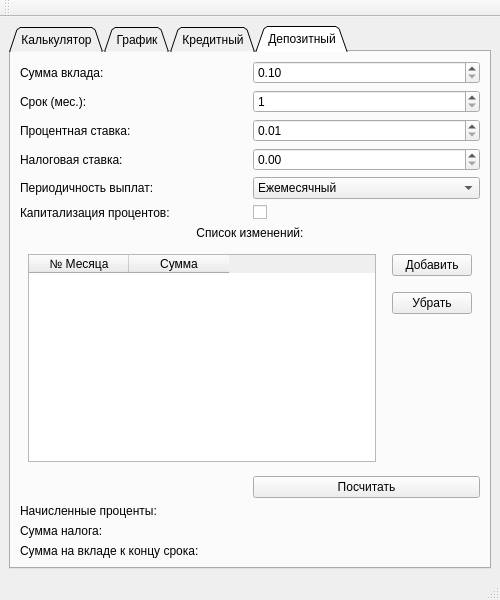
Before: the Qt Designer form src/view/calculator2.ui in co-cy/CPP3_SmartCalc_v2.0, drawn with Qt 5.
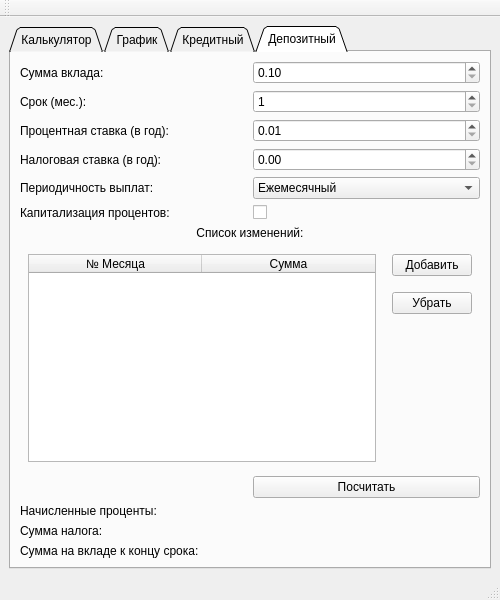
After: the same form once the commit is applied. The open tabs and pages were chosen to show the change. Custom widgets are drawn as their Qt base class.

```diff
--- a/src/view/calculator2.ui
+++ b/src/view/calculator2.ui
@@ -1164,7 +1164,7 @@
                  <item row="3" column="0">
                      <widget class="QLabel" name="label_deposit_tax_period">
                          <property name="text">
-                             <string>Налоговая ставка:</string>
+                             <string>Налоговая ставка (в год):</string>
                          </property>
                      </widget>
                  </item>
@@ -1234,6 +1234,9 @@
                          </item>
                          <item row="0" column="0" rowspan="3">
                              <widget class="QTableWidget" name="table_change">
+                                 <attribute name="horizontalHeaderDefaultSectionSize">
+                                     <number>173</number>
+                                 </attribute>
                                  <attribute name="verticalHeaderVisible">
                                      <bool>false</bool>
                                  </attribute>
@@ -1268,7 +1271,7 @@
                  <item row="2" column="0">
                      <widget class="QLabel" name="label_deposit_period_2">
                          <property name="text">
-                             <string>Процентная ставка:</string>
+                             <string>Процентная ставка (в год):</string>
                          </property>
                      </widget>
                  </item>
```
Left out of the diff: 4 changed lines with no effect on the pictures. Lines whose indentation alone changed are shown as unchanged.
